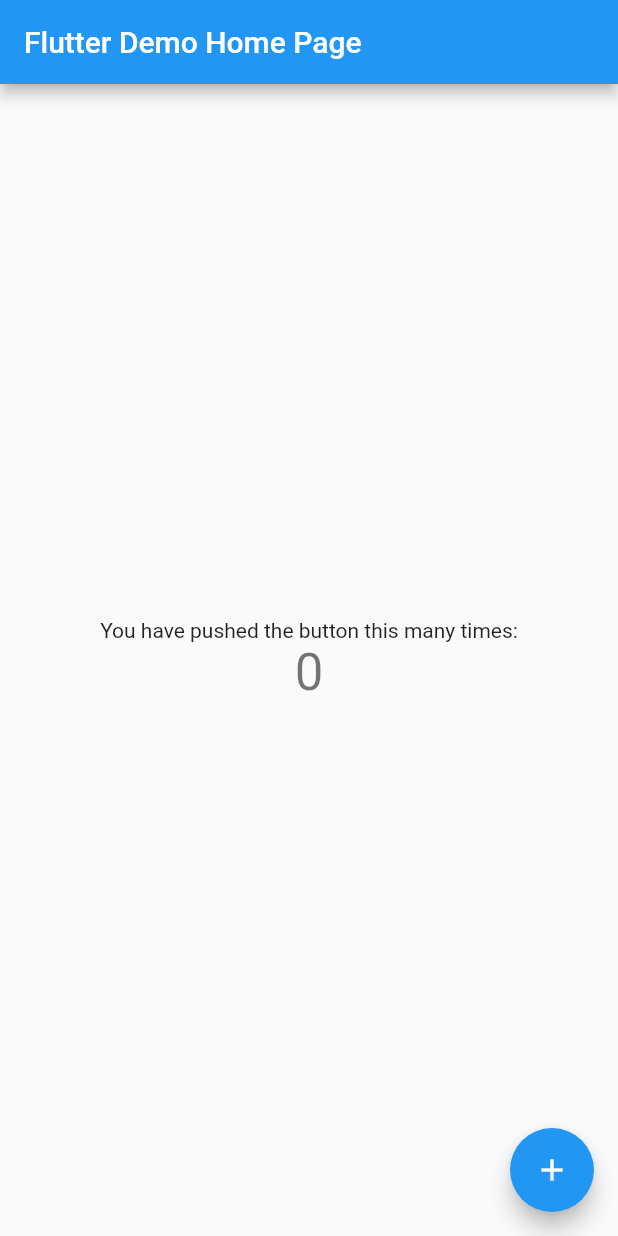
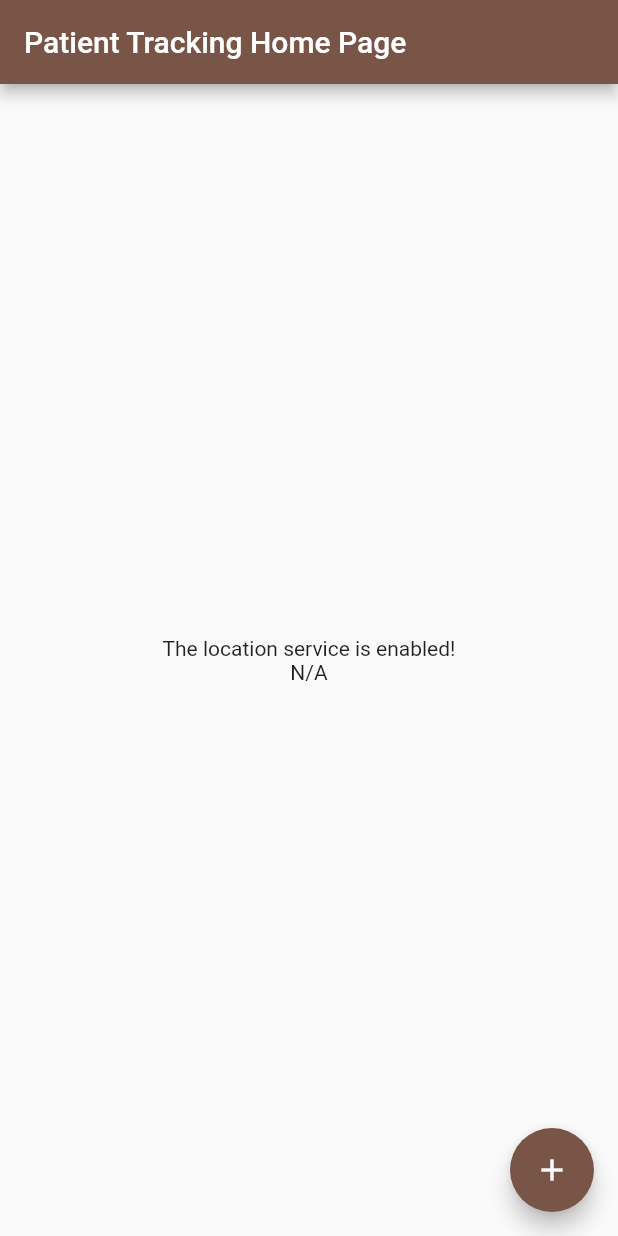
Before and after one commit to JasonJOCKKY/TrackingApp, a Flutter app: the screen it shows after launch, on a phone screen of 412 x 824 dp. Run offline on Flutter 3.47's test engine with Material 2 defaults, Android fonts, the phone set to English and light mode, and no system bars; our stand-ins replace location.

Commit message:
display real time location

```diff
--- a/tracking_app/lib/main.dart
+++ b/tracking_app/lib/main.dart
@@ -1,4 +1,6 @@
 import 'package:flutter/material.dart';
+import 'package:location/location.dart';
+import 'service/location_service.dart';
 
 void main() {
   runApp(MyApp());
@@ -9,39 +11,18 @@
   @override
   Widget build(BuildContext context) {
     return MaterialApp(
-      title: 'Flutter Demo',
+      title: 'Patient Tracking',
       theme: ThemeData(
-        // This is the theme of your application.
-        //
-        // Try running your application with "flutter run". You'll see the
-        // application has a blue toolbar. Then, without quitting the app, try
-        // changing the primarySwatch below to Colors.green and then invoke
-        // "hot reload" (press "r" in the console where you ran "flutter run",
-        // or simply save your changes to "hot reload" in a Flutter IDE).
-        // Notice that the counter didn't reset back to zero; the application
-        // is not restarted.
-        primarySwatch: Colors.blue,
-        // This makes the visual density adapt to the platform that you run
-        // the app on. For desktop platforms, the controls will be smaller and
-        // closer together (more dense) than on mobile platforms.
+        primarySwatch: Colors.brown,
         visualDensity: VisualDensity.adaptivePlatformDensity,
       ),
-      home: MyHomePage(title: 'Flutter Demo Home Page'),
+      home: MyHomePage(title: 'Patient Tracking Home Page'),
     );
   }
 }
 
 class MyHomePage extends StatefulWidget {
   MyHomePage({Key key, this.title}) : super(key: key);
-
-  // This widget is the home page of your application. It is stateful, meaning
-  // that it has a State object (defined below) that contains fields that affect
-  // how it looks.
-
-  // This class is the configuration for the state. It holds the values (in this
-  // case the title) provided by the parent (in this case the App widget) and
-  // used by the build method of the State. Fields in a Widget subclass are
-  // always marked "final".
 
   final String title;
 
@@ -50,65 +31,50 @@
 }
 
 class _MyHomePageState extends State<MyHomePage> {
-  int _counter = 0;
+  String locationEnabled = "The location service is not enabled.";
+  String locationString = "N/A";
 
-  void _incrementCounter() {
-    setState(() {
-      // This call to setState tells the Flutter framework that something has
-      // changed in this State, which causes it to rerun the build method below
-      // so that the display can reflect the updated values. If we changed
-      // _counter without calling setState(), then the build method would not be
-      // called again, and so nothing would appear to happen.
-      _counter++;
+  onLocationUpdate(LocationData newLocation) {
+    locationString =
+        "Latitude: ${newLocation.latitude}\nLongitude: ${newLocation.longitude}";
+  }
+
+  @override
+  void initState() {
+    super.initState();
+
+    serviceCheckLocationEnabled().then((bool locationIsEnabled) {
+      if (locationIsEnabled) {
+        setState(() {
+          locationEnabled = "The location service is enabled!";
+        });
+
+        serviceLocationStream().listen((LocationData newLocation) {
+          setState(() {
+            onLocationUpdate(newLocation);
+          });
+        });
+      }
     });
   }
 
   @override
   Widget build(BuildContext context) {
-    // This method is rerun every time setState is called, for instance as done
-    // by the _incrementCounter method above.
-    //
-    // The Flutter framework has been optimized to make rerunning build methods
-    // fast, so that you can just rebuild anything that needs updating rather
-    // than having to individually change instances of widgets.
     return Scaffold(
       appBar: AppBar(
-        // Here we take the value from the MyHomePage object that was created by
-        // the App.build method, and use it to set our appbar title.
         title: Text(widget.title),
       ),
       body: Center(
-        // Center is a layout widget. It takes a single child and positions it
-        // in the middle of the parent.
         child: Column(
-          // Column is also a layout widget. It takes a list of children and
-          // arranges them vertically. By default, it sizes itself to fit its
-          // children horizontally, and tries to be as tall as its parent.
-          //
-          // Invoke "debug painting" (press "p" in the console, choose the
-          // "Toggle Debug Paint" action from the Flutter Inspector in Android
-          // Studio, or the "Toggle Debug Paint" command in Visual Studio Code)
-          // to see the wireframe for each widget.
-          //
-          // Column has various properties to control how it sizes itself and
-          // how it positions its children. Here we use mainAxisAlignment to
-          // center the children vertically; the main axis here is the vertical
-          // axis because Columns are vertical (the cross axis would be
-          // horizontal).
           mainAxisAlignment: MainAxisAlignment.center,
           children: <Widget>[
-            Text(
-              'You have pushed the button this many times:',
-            ),
-            Text(
-              '$_counter',
-              style: Theme.of(context).textTheme.headline4,
-            ),
+            Text(locationEnabled),
+            Text(locationString),
           ],
         ),
       ),
       floatingActionButton: FloatingActionButton(
-        onPressed: _incrementCounter,
+        onPressed: null,
         tooltip: 'Increment',
         child: Icon(Icons.add),
       ), // This trailing comma makes auto-formatting nicer for build methods.
--- /dev/null
+++ b/tracking_app/lib/service/location_service.dart
@@ -0,0 +1,30 @@
+import 'package:location/location.dart';
+
+Location _location = Location();
+
+// Checked the location service is enabled and the permission is granted.
+// \return true ready to use location
+// \return false can not use location
+Future<bool> serviceCheckLocationEnabled() async {
+  bool isEnabled = await _location.serviceEnabled();
+  if (!isEnabled) {
+    isEnabled = await _location.requestService();
+    if (!isEnabled) {
+      return false;
+    }
+  }
+
+  PermissionStatus perm = await _location.hasPermission();
+  if (perm != PermissionStatus.granted) {
+    perm = await _location.requestPermission();
+    if (perm != PermissionStatus.granted) {
+      return false;
+    }
+  }
+
+  return true;
+}
+
+Stream<LocationData> serviceLocationStream() {
+  return _location.onLocationChanged;
+}
--- a/tracking_app/pubspec.yaml
+++ b/tracking_app/pubspec.yaml
@@ -21,6 +21,7 @@
   sdk: ">=2.7.0 <3.0.0"
 
 dependencies:
+  location: ^3.0.0
   flutter:
     sdk: flutter
 
```
Also changed, not shown: tracking_app/pubspec.lock, 1 other file.
